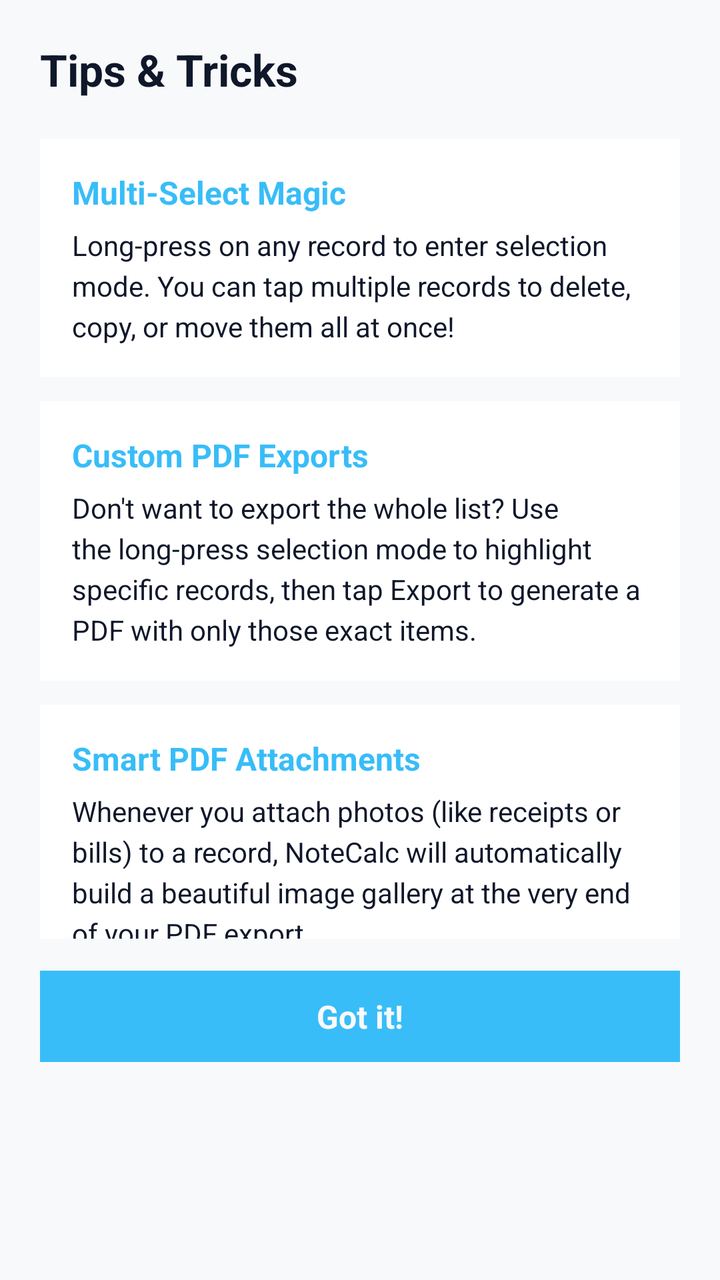
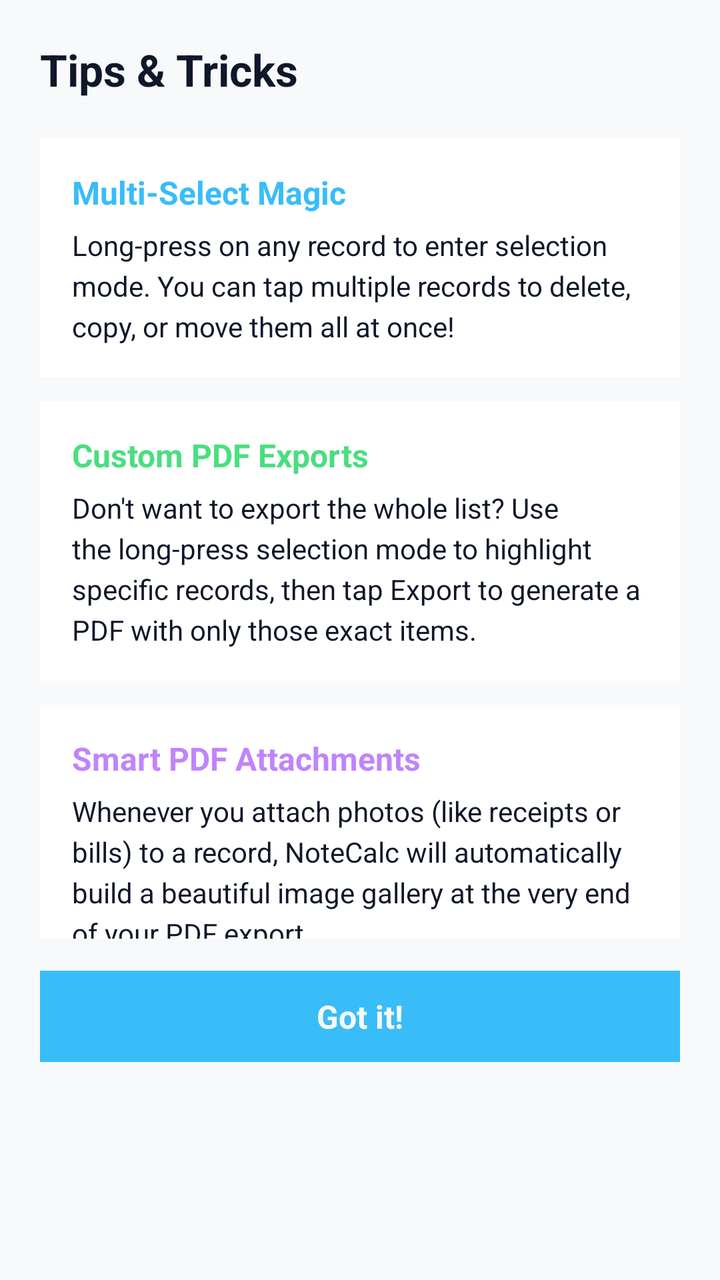

Compare the two renders of this Android layout. The source of the first and the diff that turns it into the second are given below.
<!-- AndroidManifest.xml: application theme Theme.NoteCalc.Blue -->
<!-- res/layout/layout_dialog_tips.xml -->
<?xml version="1.0" encoding="utf-8"?>
<LinearLayout xmlns:android="http://schemas.android.com/apk/res/android"
    android:layout_width="match_parent"
    android:layout_height="wrap_content"
    android:orientation="vertical"
    android:padding="20dp"
    android:background="?attr/colorBgPrimary">

    <TextView
        android:layout_width="match_parent"
        android:layout_height="wrap_content"
        android:text="Tips &amp; Tricks"
        android:textSize="22sp"
        android:textStyle="bold"
        android:textColor="@color/text_primary"
        android:layout_marginBottom="20dp" />
        
    <ScrollView
        android:layout_width="match_parent"
        android:layout_height="400dp"
        android:scrollbars="none">
        
        <LinearLayout
            android:layout_width="match_parent"
            android:layout_height="wrap_content"
            android:orientation="vertical">
            
            <LinearLayout
                android:layout_width="match_parent"
                android:layout_height="wrap_content"
                android:orientation="vertical"
                android:background="?attr/colorBgSecondary"
                android:padding="16dp"
                android:layout_marginBottom="12dp">
                <TextView
                    android:layout_width="match_parent"
                    android:layout_height="wrap_content"
                    android:text="Multi-Select Magic"
                    android:textStyle="bold"
                    android:textColor="?attr/colorAccentSecondary"
                    android:textSize="16sp" 
                    android:layout_marginBottom="6dp"/>
                <TextView
                    android:layout_width="match_parent"
                    android:layout_height="wrap_content"
                    android:text="Long-press on any record to enter selection mode. You can tap multiple records to delete, copy, or move them all at once!"
                    android:textColor="@color/text_primary"
                    android:textSize="14sp"
                    android:lineSpacingExtra="4dp"/>
            </LinearLayout>
                
            <LinearLayout
                android:layout_width="match_parent"
                android:layout_height="wrap_content"
                android:orientation="vertical"
                android:background="?attr/colorBgSecondary"
                android:padding="16dp"
                android:layout_marginBottom="12dp">
                <TextView
                    android:layout_width="match_parent"
                    android:layout_height="wrap_content"
                    android:text="Custom PDF Exports"
                    android:textStyle="bold"
                    android:textColor="?attr/colorAccentSecondary"
                    android:textSize="16sp" 
                    android:layout_marginBottom="6dp"/>
                <TextView
                    android:layout_width="match_parent"
                    android:layout_height="wrap_content"
                    android:text="Don't want to export the whole list? Use the long-press selection mode to highlight specific records, then tap Export to generate a PDF with only those exact items."
                    android:textColor="@color/text_primary"
                    android:textSize="14sp"
                    android:lineSpacingExtra="4dp"/>
            </LinearLayout>
                
            <LinearLayout
                android:layout_width="match_parent"
                android:layout_height="wrap_content"
                android:orientation="vertical"
                android:background="?attr/colorBgSecondary"
                android:padding="16dp"
                android:layout_marginBottom="12dp">
                <TextView
                    android:layout_width="match_parent"
                    android:layout_height="wrap_content"
                    android:text="Smart PDF Attachments"
                    android:textStyle="bold"
                    android:textColor="?attr/colorAccentSecondary"
                    android:textSize="16sp" 
                    android:layout_marginBottom="6dp"/>
                <TextView
                    android:layout_width="match_parent"
                    android:layout_height="wrap_content"
                    android:text="Whenever you attach photos (like receipts or bills) to a record, NoteCalc will automatically build a beautiful image gallery at the very end of your PDF export."
                    android:textColor="@color/text_primary"
                    android:textSize="14sp"
                    android:lineSpacingExtra="4dp"/>
            </LinearLayout>
                
            <LinearLayout
                android:layout_width="match_parent"
                android:layout_height="wrap_content"
                android:orientation="vertical"
                android:background="?attr/colorBgSecondary"
                android:padding="16dp"
                android:layout_marginBottom="12dp">
                <TextView
                    android:layout_width="match_parent"
                    android:layout_height="wrap_content"
                    android:text="Swipe to Delete"
                    android:textStyle="bold"
                    android:textColor="?attr/colorAccentSecondary"
                    android:textSize="16sp" 
                    android:layout_marginBottom="6dp"/>
                <TextView
                    android:layout_width="match_parent"
                    android:layout_height="wrap_content"
                    android:text="In a rush? You can quickly delete any record just by swiping it to the left or right."
                    android:textColor="@color/text_primary"
                    android:textSize="14sp"
                    android:lineSpacingExtra="4dp"/>
            </LinearLayout>
                
            <LinearLayout
                android:layout_width="match_parent"
                android:layout_height="wrap_content"
                android:orientation="vertical"
                android:background="?attr/colorBgSecondary"
                android:padding="16dp"
                android:layout_marginBottom="12dp">
                <TextView
                    android:layout_width="match_parent"
                    android:layout_height="wrap_content"
                    android:text="Move Records"
                    android:textStyle="bold"
                    android:textColor="?attr/colorAccentSecondary"
                    android:textSize="16sp" 
                    android:layout_marginBottom="6dp"/>
                <TextView
                    android:layout_width="match_parent"
                    android:layout_height="wrap_content"
                    android:text="You can easily transfer expenses between different accounts! Just select the records, tap 'Cut', go to a different account, and paste them in."
                    android:textColor="@color/text_primary"
                    android:textSize="14sp"
                    android:lineSpacingExtra="4dp"/>
            </LinearLayout>
                
            <LinearLayout
                android:layout_width="match_parent"
                android:layout_height="wrap_content"
                android:orientation="vertical"
                android:background="?attr/colorBgSecondary"
                android:padding="16dp"
                android:layout_marginBottom="12dp">
                <TextView
                    android:layout_width="match_parent"
                    android:layout_height="wrap_content"
                    android:text="Smart Sorting"
                    android:textStyle="bold"
                    android:textColor="?attr/colorAccentSecondary"
                    android:textSize="16sp" 
                    android:layout_marginBottom="6dp"/>
                <TextView
                    android:layout_width="match_parent"
                    android:layout_height="wrap_content"
                    android:text="When generating a PDF, you can sort your data however you want - by Date, Amount, Description, or just the order you entered them."
                    android:textColor="@color/text_primary"
                    android:textSize="14sp"
                    android:lineSpacingExtra="4dp"/>
            </LinearLayout>

        </LinearLayout>
    </ScrollView>
    
    <TextView
        android:id="@+id/btn_tips_close"
        android:layout_width="match_parent"
        android:layout_height="wrap_content"
        android:text="Got it!"
        android:textSize="16sp"
        android:textStyle="bold"
        android:gravity="center"
        android:textColor="?attr/colorBgPrimary"
        android:background="?attr/colorAccentSecondary"
        android:padding="12dp"
        android:layout_marginTop="16dp"
        android:clickable="true"
        android:focusable="true"/>

</LinearLayout>
<!-- resources referenced by this layout -->
<resources>
  <color name="text_primary">#FF0F172A</color>
  <style name="Theme.NoteCalc.Blue" parent="Base.Theme.NoteCalc">
          <item name="colorAccentPrimary">@color/accent_blue_primary</item>
          <item name="colorAccentSecondary">@color/accent_blue_secondary</item>
          <item name="colorBgPrimary">@color/bg_primary_blue</item>
          <item name="colorBgSecondary">@color/bg_secondary_blue</item>
          <item name="colorBgTertiary">@color/bg_tertiary_blue</item>
          <item name="colorBorder">@color/border_blue</item>
          <item name="colorRipple">@color/ripple_blue</item>
      </style>
  <style name="Base.Theme.NoteCalc" parent="Theme.Material3.DayNight.NoActionBar">
          <item name="android:windowBackground">?attr/colorBgPrimary</item>
          <item name="android:textColorPrimary">@color/text_primary</item>
      </style>
  <color name="accent_blue_primary">#FF0284C7</color>
  <color name="accent_blue_secondary">#FF38BDF8</color>
  <color name="bg_primary_blue">#FFF8F9FA</color>
  <color name="bg_secondary_blue">#FFFFFFFF</color>
  <color name="bg_tertiary_blue">#FFF1F5F9</color>
  <color name="border_blue">#FFE2E8F0</color>
  <color name="ripple_blue">#FFE2E8F0</color>
</resources>

<!-- the commit's change to res/layout/layout_dialog_tips.xml (unified diff, before → after) -->
@@ -29,7 +29,7 @@
                 android:layout_width="match_parent"
                 android:layout_height="wrap_content"
                 android:orientation="vertical"
-                android:background="?attr/colorBgSecondary"
+                android:background="@color/bg_secondary_blue"
                 android:padding="16dp"
                 android:layout_marginBottom="12dp">
                 <TextView
@@ -37,7 +37,7 @@
                     android:layout_height="wrap_content"
                     android:text="Multi-Select Magic"
                     android:textStyle="bold"
-                    android:textColor="?attr/colorAccentSecondary"
+                    android:textColor="@color/accent_blue_secondary"
                     android:textSize="16sp" 
                     android:layout_marginBottom="6dp"/>
                 <TextView
@@ -53,7 +53,7 @@
                 android:layout_width="match_parent"
                 android:layout_height="wrap_content"
                 android:orientation="vertical"
-                android:background="?attr/colorBgSecondary"
+                android:background="@color/bg_secondary_green"
                 android:padding="16dp"
                 android:layout_marginBottom="12dp">
                 <TextView
@@ -61,7 +61,7 @@
                     android:layout_height="wrap_content"
                     android:text="Custom PDF Exports"
                     android:textStyle="bold"
-                    android:textColor="?attr/colorAccentSecondary"
+                    android:textColor="@color/accent_green_secondary"
                     android:textSize="16sp" 
                     android:layout_marginBottom="6dp"/>
                 <TextView
@@ -77,7 +77,7 @@
                 android:layout_width="match_parent"
                 android:layout_height="wrap_content"
                 android:orientation="vertical"
-                android:background="?attr/colorBgSecondary"
+                android:background="@color/bg_secondary_purple"
                 android:padding="16dp"
                 android:layout_marginBottom="12dp">
                 <TextView
@@ -85,7 +85,7 @@
                     android:layout_height="wrap_content"
                     android:text="Smart PDF Attachments"
                     android:textStyle="bold"
-                    android:textColor="?attr/colorAccentSecondary"
+                    android:textColor="@color/accent_purple_secondary"
                     android:textSize="16sp" 
                     android:layout_marginBottom="6dp"/>
                 <TextView
@@ -101,7 +101,7 @@
                 android:layout_width="match_parent"
                 android:layout_height="wrap_content"
                 android:orientation="vertical"
-                android:background="?attr/colorBgSecondary"
+                android:background="@color/bg_secondary_red"
                 android:padding="16dp"
                 android:layout_marginBottom="12dp">
                 <TextView
@@ -109,7 +109,7 @@
                     android:layout_height="wrap_content"
                     android:text="Swipe to Delete"
                     android:textStyle="bold"
-                    android:textColor="?attr/colorAccentSecondary"
+                    android:textColor="@color/accent_red_secondary"
                     android:textSize="16sp" 
                     android:layout_marginBottom="6dp"/>
                 <TextView
@@ -125,7 +125,7 @@
                 android:layout_width="match_parent"
                 android:layout_height="wrap_content"
                 android:orientation="vertical"
-                android:background="?attr/colorBgSecondary"
+                android:background="@color/bg_secondary_yellow"
                 android:padding="16dp"
                 android:layout_marginBottom="12dp">
                 <TextView
@@ -133,7 +133,7 @@
                     android:layout_height="wrap_content"
                     android:text="Move Records"
                     android:textStyle="bold"
-                    android:textColor="?attr/colorAccentSecondary"
+                    android:textColor="@color/accent_yellow_secondary"
                     android:textSize="16sp" 
                     android:layout_marginBottom="6dp"/>
                 <TextView
@@ -149,7 +149,7 @@
                 android:layout_width="match_parent"
                 android:layout_height="wrap_content"
                 android:orientation="vertical"
-                android:background="?attr/colorBgSecondary"
+                android:background="@color/bg_secondary_orange"
                 android:padding="16dp"
                 android:layout_marginBottom="12dp">
                 <TextView
@@ -157,7 +157,7 @@
                     android:layout_height="wrap_content"
                     android:text="Smart Sorting"
                     android:textStyle="bold"
-                    android:textColor="?attr/colorAccentSecondary"
+                    android:textColor="@color/accent_orange_secondary"
                     android:textSize="16sp" 
                     android:layout_marginBottom="6dp"/>
                 <TextView
<!-- resource entries referenced after the edit -->
@@ -16,8 +16,18 @@
       </style>
   <color name="accent_blue_primary">#FF0284C7</color>
   <color name="accent_blue_secondary">#FF38BDF8</color>
+  <color name="accent_green_secondary">#FF4ADE80</color>
+  <color name="accent_orange_secondary">#FFFB923C</color>
+  <color name="accent_purple_secondary">#FFC084FC</color>
+  <color name="accent_red_secondary">#FFF87171</color>
+  <color name="accent_yellow_secondary">#FFFACC15</color>
   <color name="bg_primary_blue">#FFF8F9FA</color>
   <color name="bg_secondary_blue">#FFFFFFFF</color>
+  <color name="bg_secondary_green">#FFFFFFFF</color>
+  <color name="bg_secondary_orange">#FFFFFFFF</color>
+  <color name="bg_secondary_purple">#FFFFFFFF</color>
+  <color name="bg_secondary_red">#FFFFFFFF</color>
+  <color name="bg_secondary_yellow">#FFFFFFFF</color>
   <color name="bg_tertiary_blue">#FFF1F5F9</color>
   <color name="border_blue">#FFE2E8F0</color>
   <color name="ripple_blue">#FFE2E8F0</color>
